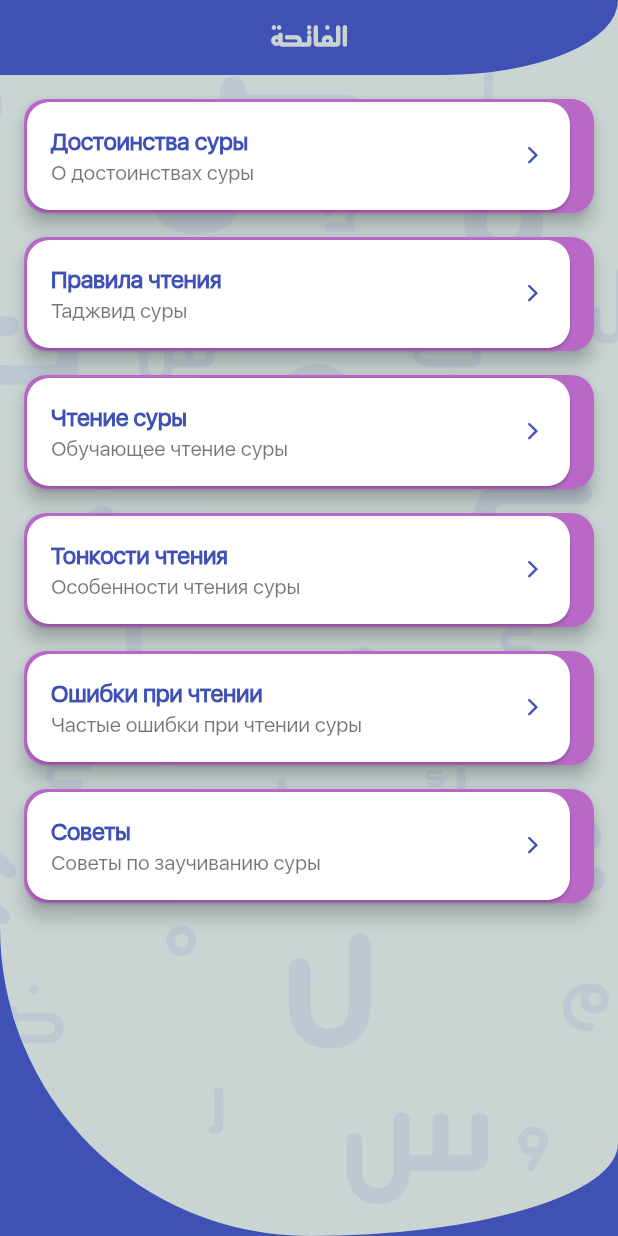
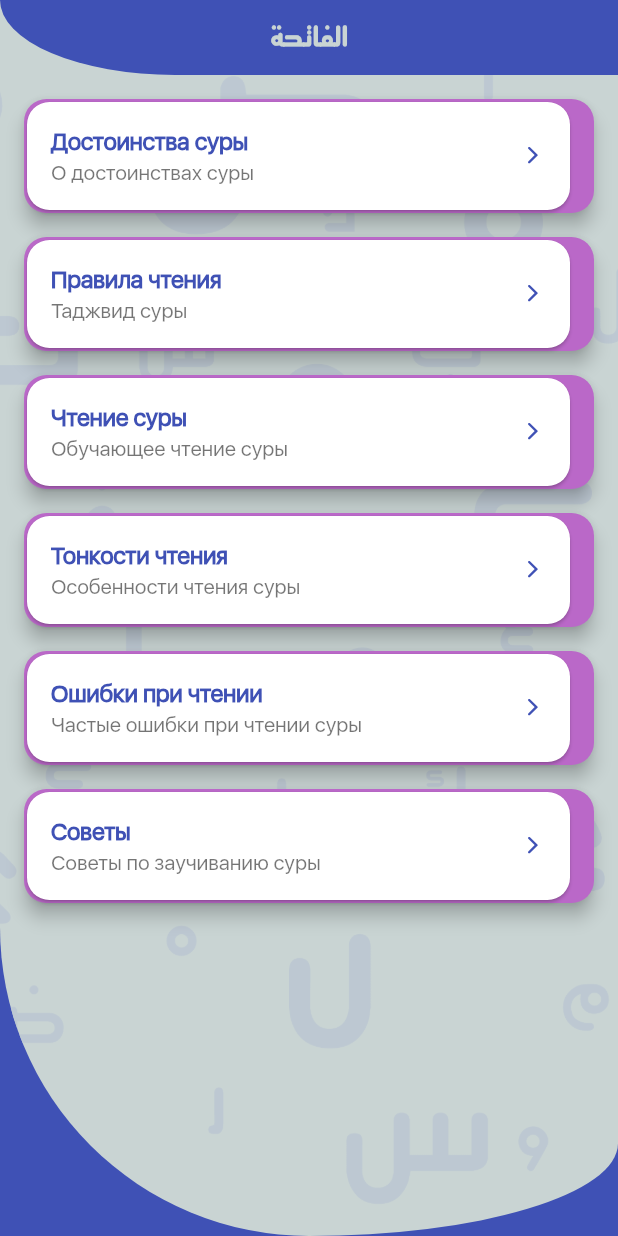
Before and after one commit to JMApps/project_fatiha, a Flutter app: the screen it shows after launch, on a phone screen of 412 x 824 dp. Run offline on Flutter 3.47's test engine with Material 2 defaults, Android fonts, the phone set to English and light mode, and no system bars; our stand-ins replace flutter_html, smooth_page_indicator, timelines.

Commit message:
Fixes main app bar

```diff
--- a/lib/modules/screens/main_page.dart
+++ b/lib/modules/screens/main_page.dart
@@ -35,12 +35,7 @@ class MainPage extends StatelessWidget {
                   ),
                 ),
                 child: ListView(
-                  padding: const EdgeInsets.only(
-                    left: 16,
-                    top: 66,
-                    right: 16,
-                    bottom: 16,
-                  ),
+                  padding: styleHelpers.mainListIPadding,
                   children: const [
                     MainItem(
                       cardTitle: 'Достоинства суры',
--- a/lib/utils/helpers/style_helpers.dart
+++ b/lib/utils/helpers/style_helpers.dart
@@ -18,13 +18,14 @@ class StyleHelpers {
   final mainAppBarWithoutBottomMargin = const EdgeInsets.only(left: 8, top: 16, right: 8);
 
   final tajweedIndicatorContainerPadding = const EdgeInsets.only(left: 16, top: 16, right: 16);
+  final mainListIPadding = const EdgeInsets.only(left: 16, top: 66, right: 16, bottom: 16);
 
   // Border radius
   final mainShapeRadius = RoundedRectangleBorder(borderRadius: BorderRadius.circular(15));
   final mainBorderRadius =  BorderRadius.circular(15);
   final mainTopShapeRadius = const RoundedRectangleBorder(borderRadius: BorderRadius.only(topLeft: Radius.circular(15), topRight: Radius.circular(15)));
   final mainBottomShapeRadius = const RoundedRectangleBorder(borderRadius: BorderRadius.only(bottomLeft: Radius.circular(15), bottomRight: Radius.circular(15)));
-  final mainAppBarShapeRadius =  const RoundedRectangleBorder(borderRadius: BorderRadius.only(bottomRight: Radius.elliptical(175, 75)));
+  final mainAppBarShapeRadius =  const RoundedRectangleBorder(borderRadius: BorderRadius.only(bottomLeft: Radius.elliptical(175, 75)));
   final mainContainerBorderRadius =  const BorderRadius.only(bottomLeft: Radius.elliptical(250, 250), bottomRight: Radius.elliptical(250, 75));
   final tajweedContainerBorderRadius =  const BorderRadius.only(bottomLeft: Radius.elliptical(250, 250), bottomRight: Radius.elliptical(250, 150));
 
```
